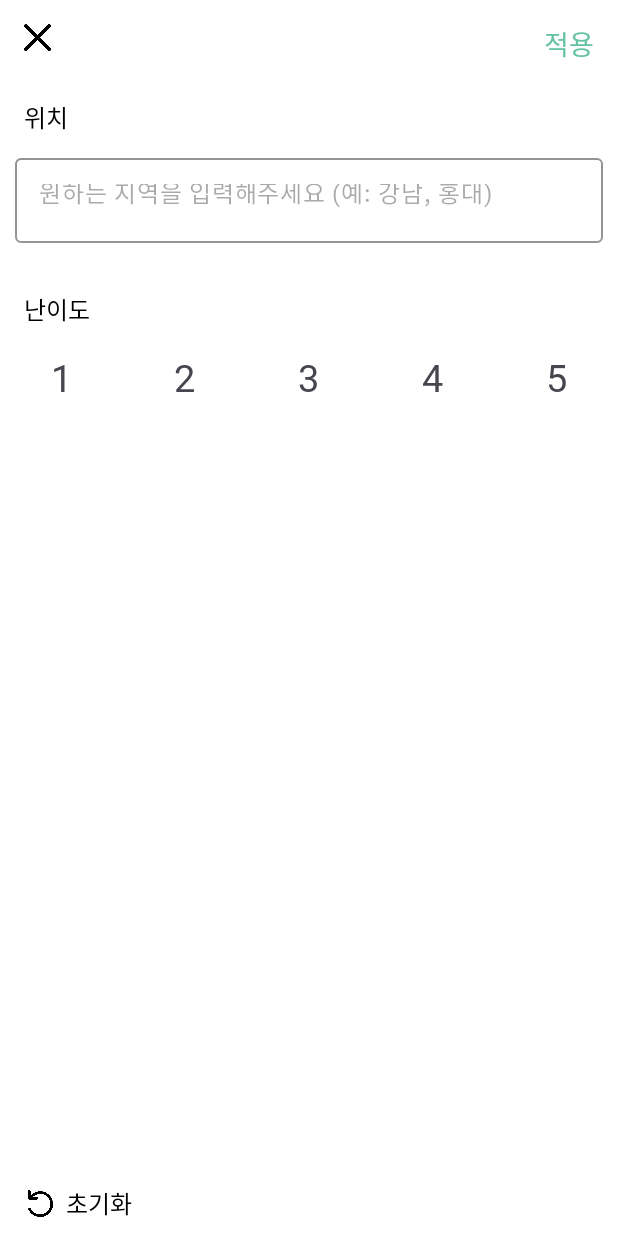
After one commit to escape0906/EscapeApp, an Android app: the fragment FilterFragment placed in its activity, on a phone screen of 412 x 824 dp. The commit adds this screen. Run offline under Robolectric (Android 15) with nearby library versions, the phone set to English and light mode, and no system bars; our stand-ins replace Dagger/Hilt's generated code, data binding; network calls fail; pictures from the network do not load; 7 statements that could not run were skipped.

Commit message:
[Update] 검색 필터 화면 및 로직 추가

```diff
--- /dev/null
+++ b/app/src/main/java/com/dhxxn17/escape96app/ui/util/TagInputView.kt
@@ -0,0 +1,83 @@
+package com.dhxxn17.escape96app.ui.util
+
+import android.content.Context
+import android.text.Editable
+import android.text.TextWatcher
+import android.util.AttributeSet
+import android.view.KeyEvent
+import android.view.LayoutInflater
+import androidx.constraintlayout.widget.ConstraintLayout
+import androidx.core.view.ViewCompat
+import com.dhxxn17.escape96app.R
+import com.google.android.material.chip.Chip
+import com.google.android.material.chip.ChipGroup
+import com.google.android.material.textfield.TextInputLayout
+
+class TagInputView @JvmOverloads constructor(
+    context: Context, attrs: AttributeSet? = null
+) : ConstraintLayout(context, attrs) {
+
+    val chipGroup: ChipGroup
+
+    init {
+        LayoutInflater.from(context).inflate(R.layout.tags_input_layout, this, true)
+
+        val inputLayout = findViewById<TextInputLayout>(R.id.i_input_v)
+        val editText = inputLayout.editText!!
+        chipGroup = findViewById(R.id.i_flex_box)
+        editText.hint = "원하는 지역을 입력해주세요 (예: 강남, 홍대)"
+
+        editText.onFocusChangeListener = OnFocusChangeListener { _, hasFocus ->
+            if (hasFocus) {
+                if (editText.text.toString() == " "){
+                    editText.text.clear()
+                }
+            } else {
+                if (editText.text.isNullOrEmpty() && chipGroup.childCount > 0) {
+                    editText.setText(" ")
+                }
+            }
+        }
+
+        editText.setOnKeyListener { _, _, event ->
+            if (event.action == KeyEvent.ACTION_DOWN) {
+//                onBackspacePressed, also edittext is empty
+                if (chipGroup.childCount <= 0) return@setOnKeyListener false
+                val lastChip = chipGroup.getChildAt(chipGroup.childCount - 1) as Chip
+                editText.append(lastChip.text)
+                chipGroup.removeView(lastChip)
+            }
+            false
+        }
+
+        editText.addTextChangedListener(object : TextWatcher {
+            override fun beforeTextChanged(charSequence: CharSequence, i: Int, i1: Int, i2: Int) {}
+            override fun onTextChanged(charSequence: CharSequence, i: Int, i1: Int, i2: Int) {}
+
+            override fun afterTextChanged(editable: Editable) {
+                val text = editable.toString()
+                if (text.isNotEmpty()) {
+                    if (text.endsWith(",")) {
+                        addNewChip(text.removeSuffix(","))
+                        editable.clear()
+                    }
+                    if (text.endsWith(" ")) {
+                        addNewChip(text.removeSuffix(" "))
+                        editable.clear()
+                    }
+                }
+            }
+        })
+    }
+
+    fun addNewChip(text: String) {
+        val newChip =
+            LayoutInflater.from(context).inflate(R.layout.chip_item, chipGroup, false) as Chip
+        newChip.id = ViewCompat.generateViewId()
+        newChip.text = text
+        newChip.setOnCloseIconClickListener {
+            chipGroup.removeView(newChip)
+        }
+        chipGroup.addView(newChip)
+    }
+}
--- /dev/null
+++ b/app/src/main/res/layout/fragment_filter.xml
@@ -0,0 +1,188 @@
+<?xml version="1.0" encoding="utf-8"?>
+<layout xmlns:tools="http://schemas.android.com/tools"
+    xmlns:android="http://schemas.android.com/apk/res/android"
+    xmlns:app="http://schemas.android.com/apk/res-auto">
+
+    <androidx.constraintlayout.widget.ConstraintLayout
+        android:layout_width="match_parent"
+        android:layout_height="match_parent"
+        android:background="@color/white">
+
+        <ImageView
+            android:id="@+id/close_btn"
+            android:layout_width="18dp"
+            android:layout_height="18dp"
+            android:layout_marginStart="16dp"
+            android:layout_marginTop="16dp"
+            app:layout_constraintStart_toStartOf="parent"
+            app:layout_constraintTop_toTopOf="parent"
+            android:background="?attr/selectableItemBackgroundBorderless"
+            app:srcCompat="@drawable/ic_close" />
+
+        <TextView
+            android:id="@+id/apply_btn"
+            android:layout_width="wrap_content"
+            android:layout_height="wrap_content"
+            android:layout_marginTop="16dp"
+            android:layout_marginEnd="16dp"
+            android:text="적용"
+            android:textColor="@color/primary_color"
+            android:textSize="18sp"
+            android:fontFamily="@font/notosanssemibold"
+            android:includeFontPadding="false"
+            app:layout_constraintEnd_toEndOf="parent"
+            app:layout_constraintHorizontal_bias="1.0"
+            app:layout_constraintStart_toEndOf="@+id/close_btn"
+            app:layout_constraintTop_toTopOf="parent" />
+
+        <TextView
+            android:id="@+id/textView3"
+            android:layout_width="wrap_content"
+            android:layout_height="wrap_content"
+            android:layout_marginStart="16dp"
+            android:layout_marginTop="32dp"
+            android:text="위치"
+            android:textColor="@color/black"
+            android:textSize="16sp"
+            android:fontFamily="@font/notosansmedium"
+            android:includeFontPadding="false"
+            app:layout_constraintEnd_toEndOf="parent"
+            app:layout_constraintHorizontal_bias="0.0"
+            app:layout_constraintStart_toStartOf="parent"
+            app:layout_constraintTop_toBottomOf="@+id/close_btn" />
+
+        <com.dhxxn17.escape96app.ui.util.TagInputView
+            android:id="@+id/chipEditText"
+            android:layout_width="match_parent"
+            android:layout_height="wrap_content"
+            android:layout_marginHorizontal="10dp"
+            android:layout_marginTop="10dp"
+            app:layout_constraintEnd_toEndOf="parent"
+            app:layout_constraintStart_toStartOf="parent"
+            app:layout_constraintTop_toBottomOf="@+id/textView3" />
+
+        <TextView
+            android:id="@+id/textView4"
+            android:layout_width="wrap_content"
+            android:layout_height="wrap_content"
+            android:layout_marginStart="16dp"
+            android:layout_marginTop="32dp"
+            android:fontFamily="@font/notosansmedium"
+            android:includeFontPadding="false"
+            android:text="난이도"
+            android:textColor="@color/black"
+            android:textSize="16sp"
+            app:layout_constraintEnd_toEndOf="parent"
+            app:layout_constraintHorizontal_bias="0.0"
+            app:layout_constraintStart_toStartOf="parent"
+            app:layout_constraintTop_toBottomOf="@+id/chipEditText" />
+
+        <androidx.constraintlayout.widget.ConstraintLayout
+            android:id="@+id/reset_btn_layout"
+            android:layout_width="match_parent"
+            android:layout_height="wrap_content"
+            android:padding="10dp"
+            android:background="?attr/selectableItemBackground"
+            app:layout_constraintBottom_toBottomOf="parent"
+            app:layout_constraintEnd_toEndOf="parent"
+            app:layout_constraintStart_toStartOf="parent">
+
+            <TextView
+                android:id="@+id/reset_btn_text"
+                android:layout_width="wrap_content"
+                android:layout_height="wrap_content"
+                android:layout_marginStart="8dp"
+                android:text="초기화"
+                android:textColor="@color/black"
+                android:textSize="16sp"
+                android:fontFamily="@font/notosansmedium"
+                android:includeFontPadding="false"
+                app:layout_constraintBottom_toBottomOf="parent"
+                app:layout_constraintEnd_toEndOf="parent"
+                app:layout_constraintHorizontal_bias="0.0"
+                app:layout_constraintStart_toEndOf="@+id/reset_btn"
+                app:layout_constraintTop_toTopOf="parent" />
+
+            <ImageView
+                android:id="@+id/reset_btn"
+                android:layout_width="18dp"
+                android:layout_height="18dp"
+                android:layout_marginStart="8dp"
+                app:layout_constraintBottom_toBottomOf="parent"
+                app:layout_constraintStart_toStartOf="parent"
+                app:layout_constraintTop_toTopOf="parent"
+                app:srcCompat="@drawable/ic_undo" />
+        </androidx.constraintlayout.widget.ConstraintLayout>
+
+        <LinearLayout
+            android:layout_width="0dp"
+            android:layout_height="wrap_content"
+            android:layout_marginTop="10dp"
+            android:orientation="horizontal"
+            app:layout_constraintEnd_toEndOf="parent"
+            app:layout_constraintStart_toStartOf="parent"
+            app:layout_constraintTop_toBottomOf="@+id/textView4">
+
+            <TextView
+                android:id="@+id/level_1_btn"
+                android:layout_width="wrap_content"
+                android:layout_height="wrap_content"
+                android:layout_weight="1"
+                android:gravity="center"
+                android:padding="10dp"
+                android:text="1"
+                android:fontFamily="@font/notosanssemibold"
+                android:includeFontPadding="false"
+                android:textSize="25sp" />
+
+            <TextView
+                android:id="@+id/level_2_btn"
+                android:layout_width="wrap_content"
+                android:layout_height="wrap_content"
+                android:layout_weight="1"
+                android:gravity="center"
+                android:padding="10dp"
+                android:text="2"
+                android:textSize="25sp"
+                android:fontFamily="@font/notosanssemibold"
+                android:includeFontPadding="false"/>
+
+            <TextView
+                android:id="@+id/level_3_btn"
+                android:layout_width="wrap_content"
+                android:layout_height="wrap_content"
+                android:layout_weight="1"
+                android:gravity="center"
+                android:padding="10dp"
+                android:text="3"
+                android:textSize="25sp"
+                android:fontFamily="@font/notosanssemibold"
+                android:includeFontPadding="false" />
+
+            <TextView
+                android:id="@+id/level_4_btn"
+                android:layout_width="wrap_content"
+                android:layout_height="wrap_content"
+                android:layout_weight="1"
+                android:gravity="center"
+                android:padding="10dp"
+                android:text="4"
+                android:textSize="25sp"
+                android:fontFamily="@font/notosanssemibold"
+                android:includeFontPadding="false" />
+
+            <TextView
+                android:id="@+id/level_5_btn"
+                android:layout_width="wrap_content"
+                android:layout_height="wrap_content"
+                android:layout_weight="1"
+                android:gravity="center"
+                android:padding="10dp"
+                android:text="5"
+                android:textSize="25sp"
+                android:fontFamily="@font/notosanssemibold"
+                android:includeFontPadding="false" />
+        </LinearLayout>
+
+    </androidx.constraintlayout.widget.ConstraintLayout>
+</layout>
--- /dev/null
+++ b/app/src/main/res/layout/tags_input_layout.xml
@@ -0,0 +1,45 @@
+<?xml version="1.0" encoding="utf-8"?>
+<androidx.constraintlayout.widget.ConstraintLayout xmlns:android="http://schemas.android.com/apk/res/android"
+    xmlns:app="http://schemas.android.com/apk/res-auto"
+    xmlns:tools="http://schemas.android.com/tools"
+    android:layout_width="match_parent"
+    android:layout_height="wrap_content">
+
+    <com.google.android.material.textfield.TextInputLayout
+        android:id="@+id/i_input_v"
+        android:layout_width="0dp"
+        android:layout_height="0dp"
+        style="@style/EditText"
+        app:boxStrokeColor="@color/primary_color"
+        app:layout_constraintBottom_toBottomOf="parent"
+        app:layout_constraintEnd_toEndOf="parent"
+        app:layout_constraintStart_toStartOf="parent"
+        app:layout_constraintTop_toTopOf="parent">
+
+        <com.google.android.material.textfield.TextInputEditText
+            android:layout_width="match_parent"
+            android:gravity="bottom"
+            android:paddingBottom="22dp"
+            android:layout_height="match_parent" />
+    </com.google.android.material.textfield.TextInputLayout>
+
+    <com.google.android.material.chip.ChipGroup
+        android:id="@+id/i_flex_box"
+        android:layout_width="match_parent"
+        android:layout_height="wrap_content"
+        app:alignContent="space_around"
+        app:alignItems="stretch"
+        app:flexWrap="wrap"
+        android:layout_marginTop="12dp"
+        android:layout_marginBottom="50dp"
+        android:layout_marginStart="10dp"
+        android:layout_marginEnd="10dp"
+        app:layout_constraintBottom_toBottomOf="parent"
+        app:layout_constraintEnd_toEndOf="parent"
+        app:layout_constraintStart_toStartOf="parent"
+        app:layout_constraintTop_toTopOf="parent"
+        app:showDivider="beginning|middle|end">
+
+
+    </com.google.android.material.chip.ChipGroup>
+</androidx.constraintlayout.widget.ConstraintLayout>
--- a/app/src/main/res/navigation/nav_graph.xml
+++ b/app/src/main/res/navigation/nav_graph.xml
@@ -60,6 +60,9 @@
         android:name="com.dhxxn17.escape96app.ui.pages.my.MyFragment"
         android:label="MyFragment">
 
+        <action
+            android:id="@+id/action_myFragment_to_detailFragment"
+            app:destination="@id/detailFragment" />
     </fragment>
 
     <fragment
@@ -82,6 +85,24 @@
         <action
             android:id="@+id/action_themeFragment_to_detailFragment"
             app:destination="@id/detailFragment" />
+        <action
+            android:id="@+id/action_themeFragment_to_filterFragment"
+            app:destination="@id/filterFragment" />
+    </fragment>
+
+    <fragment
+        android:id="@+id/filterFragment"
+        android:name="com.dhxxn17.escape96app.ui.pages.filter.FilterFragment"
+        android:label="filterFragment">
+
+        <argument
+            android:name="location"
+            app:argType="string"/>
+
+        <argument
+            android:name="level"
+            app:argType="string"/>
+
     </fragment>
 
 </navigation>
--- a/app/src/main/res/values/themes.xml
+++ b/app/src/main/res/values/themes.xml
@@ -7,4 +7,11 @@
     </style>
 
     <style name="Theme.Escape96App" parent="Base.Theme.Escape96App" />
+
+    <style name="EditText" parent="Theme.AppCompat.Light.NoActionBar">
+        <item name="colorControlNormal">#00000000</item>
+        <item name="colorControlActivated">#67C2A3</item>
+        <item name="android:editTextColor">#000000</item>
+
+    </style>
 </resources>
--- a/data/src/main/java/com/dhxxn17/data/datasource/SearchDataSourceImpl.kt
+++ b/data/src/main/java/com/dhxxn17/data/datasource/SearchDataSourceImpl.kt
@@ -22,10 +22,12 @@ class SearchDataSourceImpl @Inject constructor(
     override suspend fun requestSearchTheme(
         input: String,
         page: Int,
-        size: Int
+        size: Int,
+        difficult: String?,
+        address: String?
     ): NetworkResponse<ResponseSearchList> {
         return searchListMapper(
-            apiService.requestSearchTheme(keyword = input, page = page, size = size)
+            apiService.requestSearchTheme(keyword = input, page = page, size = size, difficult = difficult, address = address)
         )
     }
 }
--- a/data/src/main/java/com/dhxxn17/data/repository/SearchRepositoryImpl.kt
+++ b/data/src/main/java/com/dhxxn17/data/repository/SearchRepositoryImpl.kt
@@ -20,8 +20,10 @@ class SearchRepositoryImpl @Inject constructor(
     override suspend fun requestSearchTheme(
         input: String,
         page: Int,
-        size: Int
+        size: Int,
+        difficult: String?,
+        address: String?
     ): NetworkResponse<ResponseSearchList> {
-        return searchDataSource.requestSearchTheme(input, page, size)
+        return searchDataSource.requestSearchTheme(input, page, size,  difficult, address)
     }
 }
```
Also changed, not shown: app/src/main/java/com/dhxxn17/escape96app/ui/pages/filter/FilterFragment.kt (added, +154 -0 lines), app/src/main/java/com/dhxxn17/escape96app/ui/pages/theme/ThemeFragment.kt (+28 -0 lines), app/src/main/java/com/dhxxn17/escape96app/ui/pages/theme/ThemeViewModel.kt (+25 -5 lines), app/src/main/res/layout/chip_item.xml (added, +7 -0 lines), data/src/main/java/com/dhxxn17/data/datasource/SearchDataSource.kt (+12 -2 lines), domain/src/main/java/com/dhxxn17/domain/repository/SearchRepository.kt (+12 -2 lines), domain/src/main/java/com/dhxxn17/domain/usecase/SearchUseCase.kt (+13 -3 lines).
